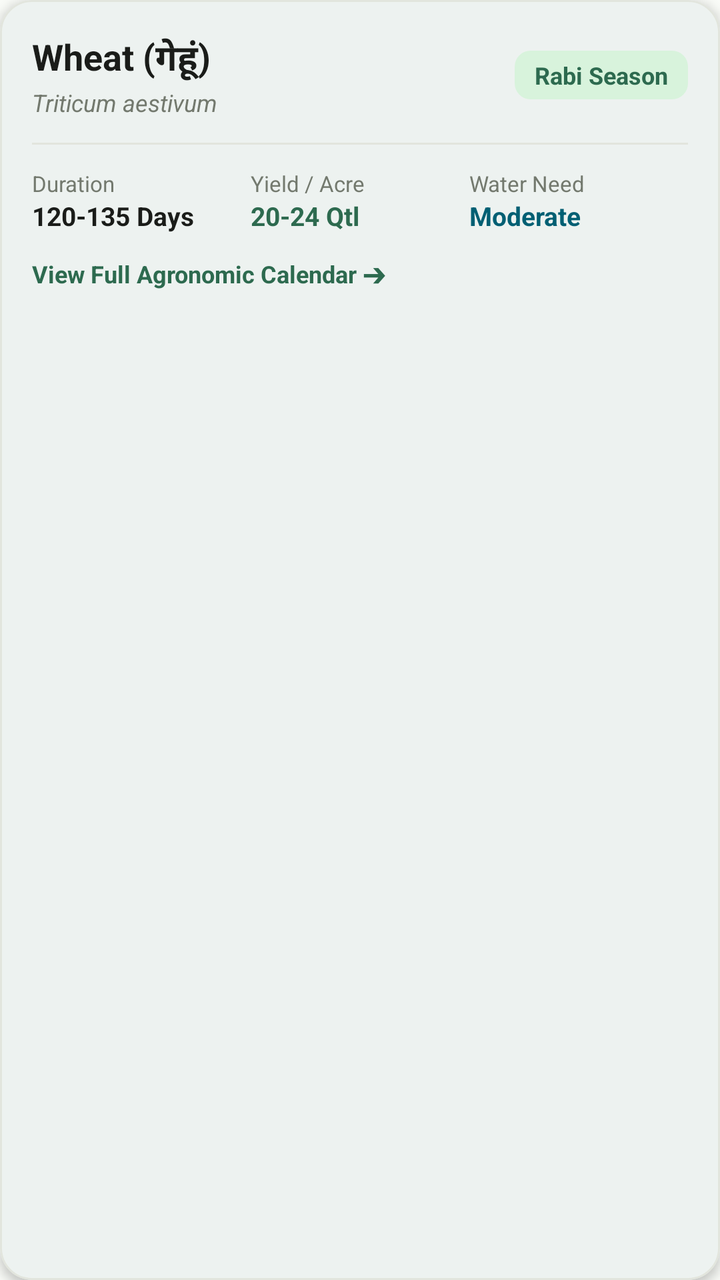
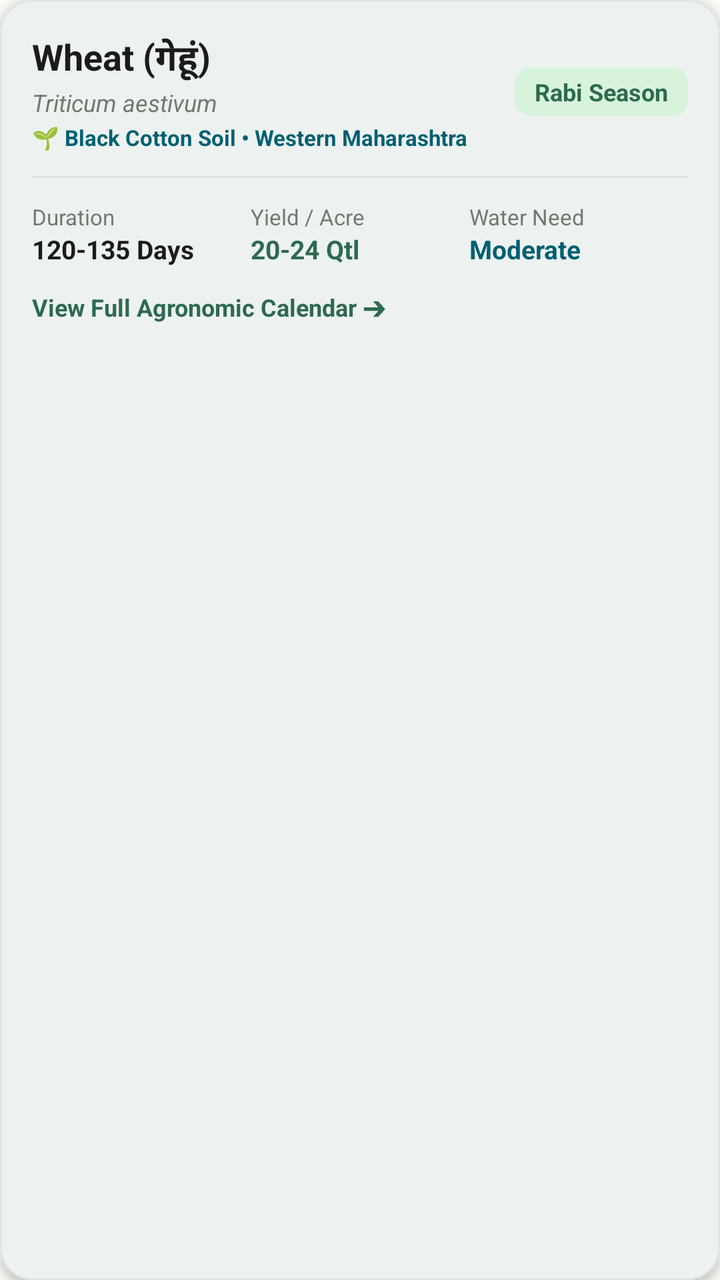

Before-and-after screenshots of an Android layout around one commit, followed by the original layout XML and the change that was made.
<!-- AndroidManifest.xml: application theme Theme.AgroSmart -->
<!-- res/layout/item_crop_guide.xml -->
<?xml version="1.0" encoding="utf-8"?>
<com.google.android.material.card.MaterialCardView
    xmlns:android="http://schemas.android.com/apk/res/android"
    xmlns:app="http://schemas.android.com/apk/res-auto"
    android:layout_width="match_parent"
    android:layout_height="wrap_content"
    android:layout_marginStart="16dp"
    android:layout_marginEnd="16dp"
    android:layout_marginTop="8dp"
    android:layout_marginBottom="8dp"
    app:cardCornerRadius="16dp"
    app:cardElevation="3dp"
    app:strokeWidth="1dp"
    app:strokeColor="@color/divider_line"
    app:cardBackgroundColor="@color/white">

    <LinearLayout
        android:layout_width="match_parent"
        android:layout_height="wrap_content"
        android:orientation="vertical"
        android:padding="16dp">

        <LinearLayout
            android:layout_width="match_parent"
            android:layout_height="wrap_content"
            android:orientation="horizontal"
            android:gravity="center_vertical">

            <LinearLayout
                android:layout_width="0dp"
                android:layout_height="wrap_content"
                android:layout_weight="1"
                android:orientation="vertical">

                <TextView
                    android:id="@+id/tvCropGuideName"
                    android:layout_width="wrap_content"
                    android:layout_height="wrap_content"
                    android:text="Wheat (गेहूं)"
                    android:textSize="18sp"
                    android:textStyle="bold"
                    android:textColor="@color/text_primary" />

                <TextView
                    android:id="@+id/tvScientificName"
                    android:layout_width="wrap_content"
                    android:layout_height="wrap_content"
                    android:text="Triticum aestivum"
                    android:textSize="12sp"
                    android:textStyle="italic"
                    android:textColor="@color/text_muted" />
            </LinearLayout>

            <TextView
                android:id="@+id/tvSeasonChip"
                android:layout_width="wrap_content"
                android:layout_height="wrap_content"
                android:background="@drawable/bg_category_badge"
                android:paddingStart="10dp"
                android:paddingEnd="10dp"
                android:paddingTop="4dp"
                android:paddingBottom="4dp"
                android:text="Rabi Season"
                android:textSize="12sp"
                android:textStyle="bold"
                android:textColor="@color/forest_green_primary" />
        </LinearLayout>

        <View
            android:layout_width="match_parent"
            android:layout_height="1dp"
            android:layout_marginTop="12dp"
            android:layout_marginBottom="12dp"
            android:background="@color/divider_line" />

        
        <LinearLayout
            android:layout_width="match_parent"
            android:layout_height="wrap_content"
            android:orientation="horizontal"
            android:weightSum="3">

            <LinearLayout
                android:layout_width="0dp"
                android:layout_height="wrap_content"
                android:layout_weight="1"
                android:orientation="vertical">
                <TextView
                    android:layout_width="wrap_content"
                    android:layout_height="wrap_content"
                    android:text="Duration"
                    android:textSize="11sp"
                    android:textColor="@color/text_muted" />
                <TextView
                    android:id="@+id/tvDuration"
                    android:layout_width="wrap_content"
                    android:layout_height="wrap_content"
                    android:text="120-135 Days"
                    android:textSize="13sp"
                    android:textStyle="bold"
                    android:textColor="@color/text_primary" />
            </LinearLayout>

            <LinearLayout
                android:layout_width="0dp"
                android:layout_height="wrap_content"
                android:layout_weight="1"
                android:orientation="vertical">
                <TextView
                    android:layout_width="wrap_content"
                    android:layout_height="wrap_content"
                    android:text="Yield / Acre"
                    android:textSize="11sp"
                    android:textColor="@color/text_muted" />
                <TextView
                    android:id="@+id/tvYield"
                    android:layout_width="wrap_content"
                    android:layout_height="wrap_content"
                    android:text="20-24 Qtl"
                    android:textSize="13sp"
                    android:textStyle="bold"
                    android:textColor="@color/forest_green_primary" />
            </LinearLayout>

            <LinearLayout
                android:layout_width="0dp"
                android:layout_height="wrap_content"
                android:layout_weight="1"
                android:orientation="vertical">
                <TextView
                    android:layout_width="wrap_content"
                    android:layout_height="wrap_content"
                    android:text="Water Need"
                    android:textSize="11sp"
                    android:textColor="@color/text_muted" />
                <TextView
                    android:id="@+id/tvWater"
                    android:layout_width="wrap_content"
                    android:layout_height="wrap_content"
                    android:text="Moderate"
                    android:textSize="13sp"
                    android:textStyle="bold"
                    android:textColor="@color/deep_teal" />
            </LinearLayout>
        </LinearLayout>

        <TextView
            android:layout_width="wrap_content"
            android:layout_height="wrap_content"
            android:layout_marginTop="12dp"
            android:text="View Full Agronomic Calendar ➔"
            android:textSize="12sp"
            android:textStyle="bold"
            android:textColor="@color/forest_green_primary" />
    </LinearLayout>
</com.google.android.material.card.MaterialCardView>
<!-- resources referenced by this layout -->
<resources>
  <color name="deep_teal">#005F73</color>
  <color name="divider_line">#E2E5DD</color>
  <color name="forest_green_primary">#2D6A4F</color>
  <color name="text_muted">#73796E</color>
  <color name="text_primary">#1A1C19</color>
  <color name="white">#FFFFFF</color>
  <!-- drawable bg_category_badge (drawable) -->
  <?xml version="1.0" encoding="utf-8"?>
  <shape xmlns:android="http://schemas.android.com/apk/res/android"
      android:shape="rectangle">
      <solid android:color="@color/forest_green_surface" />
      <corners android:radius="8dp" />
  </shape>
  <style name="Theme.AgroSmart" parent="Theme.Material3.DayNight.NoActionBar">
          
          <item name="colorPrimary">@color/forest_green_primary</item>
          <item name="colorPrimaryVariant">@color/forest_green_dark</item>
          <item name="colorOnPrimary">@color/white</item>
          <item name="colorSecondary">@color/leaf_green</item>
          <item name="colorSecondaryVariant">@color/forest_green_light</item>
          <item name="colorOnSecondary">@color/white</item>
  
          
          <item name="android:windowBackground">@color/bg_warm_cream</item>
          <item name="colorSurface">@color/bg_card_surface</item>
          <item name="colorOnSurface">@color/text_primary</item>
  
          
          <item name="android:statusBarColor">@color/forest_green_dark</item>
          <item name="android:windowLightStatusBar">false</item>
          <item name="android:navigationBarColor">@color/white</item>
          <item name="android:windowLightNavigationBar">true</item>
      </style>
  <color name="forest_green_surface">#D8F3DC</color>
  <color name="forest_green_dark">#1B4332</color>
  <color name="leaf_green">#52B788</color>
  <color name="forest_green_light">#40916C</color>
  <color name="bg_warm_cream">#F9FBF7</color>
  <color name="bg_card_surface">#FFFFFF</color>
</resources>

<!-- the commit's change to res/layout/item_crop_guide.xml (unified diff, before → after) -->
@@ -49,6 +49,16 @@
                     android:textSize="12sp"
                     android:textStyle="italic"
                     android:textColor="@color/text_muted" />
+
+                <TextView
+                    android:id="@+id/tvGuideSoilRegion"
+                    android:layout_width="wrap_content"
+                    android:layout_height="wrap_content"
+                    android:layout_marginTop="2dp"
+                    android:text="🌱 Black Cotton Soil • Western Maharashtra"
+                    android:textSize="11sp"
+                    android:textStyle="bold"
+                    android:textColor="@color/deep_teal" />
             </LinearLayout>
 
             <TextView
